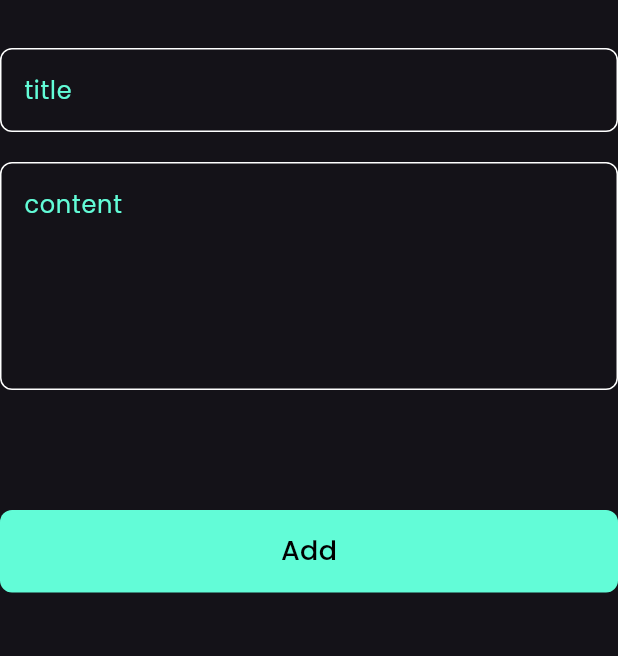
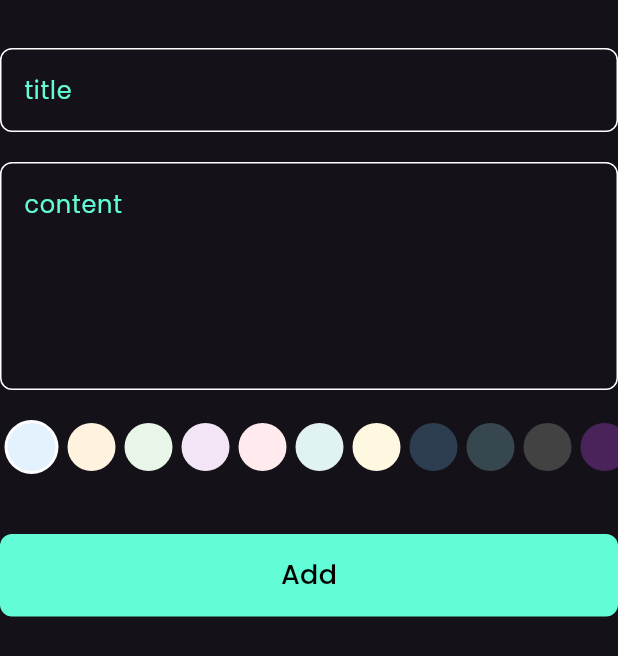
Before and after one commit to el3oss1/notes_app, a Flutter app: the AddNoteForm widget shown alone on an empty page, opened directly, on a phone screen of 412 x 824 dp. Shown: the top 656 px of the screen. Run offline on Flutter 3.47's test engine with Material 3 defaults, Android fonts, the phone set to English and light mode, and no system bars; our stand-ins replace bloc, flutter_bloc, font_awesome_flutter, hive, hive_flutter; accounts and stored records are empty.

Commit message:
colors list view part two

```diff
--- a/lib/view/widgets/add_note_form.dart
+++ b/lib/view/widgets/add_note_form.dart
@@ -5,6 +5,8 @@ import 'package:intl/intl.dart';
 import 'package:notes_app/cubits/add_note_cubit/add_note_cubit.dart';
 import 'package:notes_app/models/note_model.dart';
 
+import 'color_item.dart';
+import 'color_list_view.dart';
 import 'custom_button.dart';
 import 'custom_text_field.dart';
 
@@ -41,7 +43,9 @@ class _AddNoteFormState extends State<AddNoteForm> {
             hint: 'content',
             maxLines: 5,
           ),
-          const SizedBox(height: 80),
+          SizedBox(height: 20,),
+          ColorsListView(),
+          const SizedBox(height: 40),
           BlocBuilder<AddNoteCubit, AddNoteState>(
             builder: (context, state) {
               return CustomButton(
--- a/lib/view/widgets/color_item.dart
+++ b/lib/view/widgets/color_item.dart
@@ -0,0 +1,20 @@
+import 'package:flutter/cupertino.dart';
+import 'package:flutter/material.dart';
+
+class ColorItem extends StatelessWidget {
+  const ColorItem({super.key, required this.isChoosed, required this.colors});
+  final bool isChoosed;
+  final Color colors;     // Color to display
+
+
+  @override
+  Widget build(BuildContext context) {
+    return isChoosed
+        ?CircleAvatar(
+          backgroundColor: Colors.white,
+          radius: 36 /2,
+          child: CircleAvatar(radius: 16, backgroundColor:colors),
+        )
+        :  CircleAvatar(radius: 16, backgroundColor: colors);
+  }
+}
--- a/lib/view/widgets/color_list_view.dart
+++ b/lib/view/widgets/color_list_view.dart
@@ -0,0 +1,57 @@
+import 'package:flutter/cupertino.dart';
+
+import 'color_item.dart';
+
+class ColorsListView extends StatefulWidget {
+  const ColorsListView({super.key});
+
+  @override
+  State<ColorsListView> createState() => _ColorsListViewState();
+}
+
+class _ColorsListViewState extends State<ColorsListView> {
+  int currentIndex = 0;
+  List<Color> colors = [
+    // Light mode friendly (pastel)
+    Color(0xFFE3F2FD), // Light Blue
+    Color(0xFFFFF3E0), // Light Orange
+    Color(0xFFE8F5E9), // Light Green
+    Color(0xFFF3E5F5), // Light Purple
+    Color(0xFFFFEBEE), // Light Pink
+    Color(0xFFE0F2F1), // Light Teal
+    Color(0xFFFFF8E1), // Light Yellow
+    // Dark mode friendly (darker shades)
+    Color(0xFF2C3E50), // Dark Blue
+    Color(0xFF37474F), // Dark Blue Grey
+    Color(0xFF424242), // Dark Grey
+    Color(0xFF4A235A), // Dark Purple
+    Color(0xFF0D3B2A), // Dark Green
+    Color(0xFF5D2C2C), // Dark Red
+    Color(0xFF263238), // Very Dark Blue
+  ];
+  @override
+  Widget build(BuildContext context) {
+    return SizedBox(
+      height: 36,
+      child: ListView.builder(
+        scrollDirection: Axis.horizontal,
+        itemCount: colors.length,
+        itemBuilder: (context, index) {
+          return Padding(
+            padding: const EdgeInsets.symmetric(horizontal: 3.0),
+            child: GestureDetector(
+              onTap: () {
+                setState(() {
+                  currentIndex = index;
+                });
+              },
+              child: ColorItem(
+                  colors: colors[index],
+                  isChoosed: currentIndex == index),
+            ),
+          );
+        },
+      ),
+    );
+  }
+}
```
